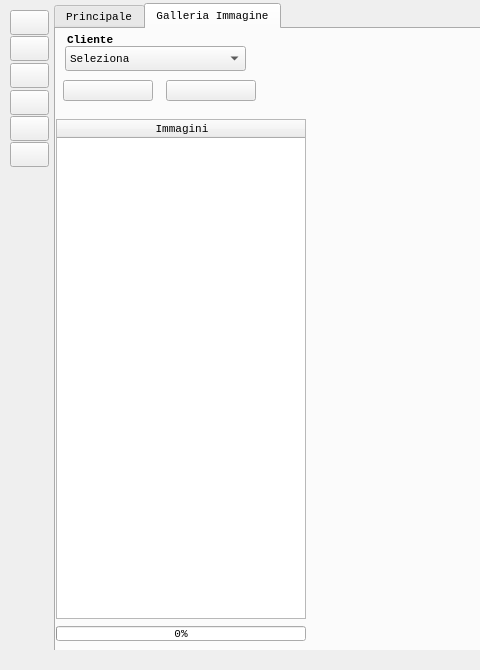
This is QtUI/mainwindow_l.ui in emper0r/aron-conf as Qt 5 draws it before an edit; both pictures show x 0 to 480 and y 0 to 670 of the 1360 by 670 pixel window. The edited form follows.
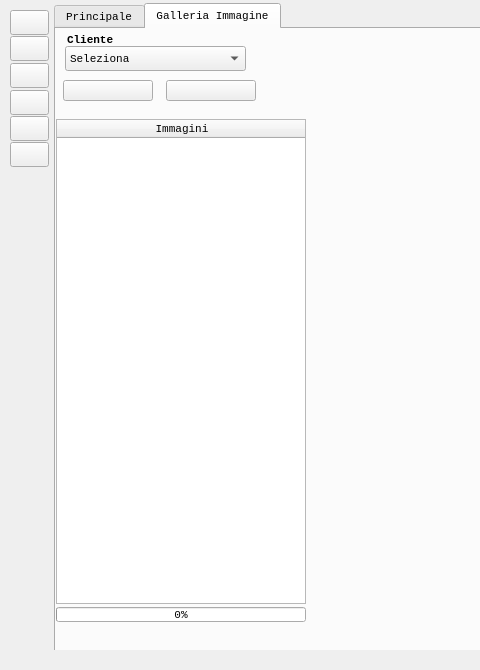
This is the edited form. The open tabs and pages were chosen to show the change.

Commit message: * Fixed progressBar position to Windows / Linux GUI

The edit to the form file:
```diff
--- a/QtUI/mainwindow_l.ui
+++ b/QtUI/mainwindow_l.ui
@@ -1109,7 +1109,7 @@
         <x>0</x>
         <y>90</y>
         <width>250</width>
-        <height>500</height>
+        <height>485</height>
        </rect>
       </property>
       <property name="sizePolicy">
@@ -1121,13 +1121,13 @@
       <property name="minimumSize">
        <size>
         <width>250</width>
-        <height>500</height>
+        <height>485</height>
        </size>
       </property>
       <property name="maximumSize">
        <size>
         <width>250</width>
-        <height>500</height>
+        <height>485</height>
        </size>
       </property>
       <property name="sizeIncrement">
@@ -1210,7 +1210,7 @@
       <property name="geometry">
        <rect>
         <x>0</x>
-        <y>597</y>
+        <y>578</y>
         <width>250</width>
         <height>15</height>
        </rect>
```
The commit also changes 4 other files.
